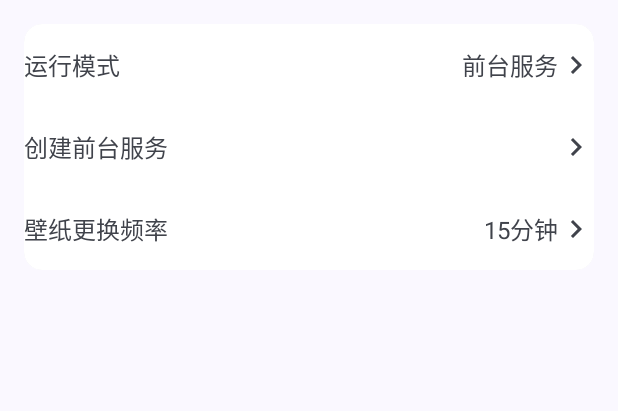
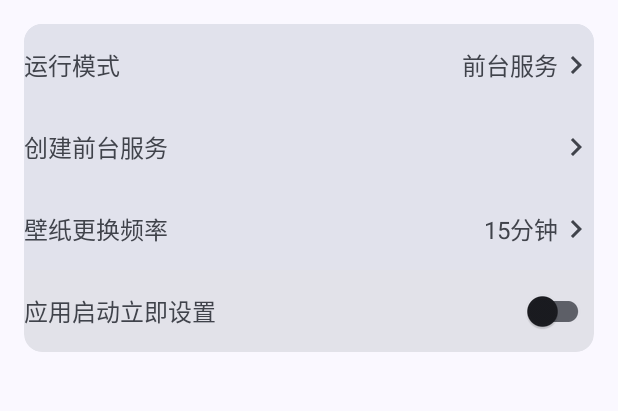
Before and after one commit to Yugle/smartisan_walllpaper, an Android app: the screen it shows after launch (MainActivity), on a phone screen of 412 x 824 dp, the part 228-639 px from its top. Run offline under Robolectric (Android 15) with nearby library versions, the phone set to English and light mode, and no system bars; our stand-ins replace data binding; libraries missing offline, so code that uses them is left out: android.view; 4 statements that could not run were skipped.

Commit message:
feat: add a switch

```diff
--- a/app/src/main/AndroidManifest.xml
+++ b/app/src/main/AndroidManifest.xml
@@ -25,7 +25,7 @@
             android:value="true" />
         <meta-data
             android:name="xposeddescription"
-            android:value="Easy example which makes the status bar clock red and adds a smiley" />
+            android:value="定时设置锤子壁纸" />
         <meta-data
             android:name="xposedminversion"
             android:value="53" />
--- a/app/src/main/java/com/yugle/smartisanwallpaper/BootBroadcastReceiver.kt
+++ b/app/src/main/java/com/yugle/smartisanwallpaper/BootBroadcastReceiver.kt
@@ -14,6 +14,7 @@ class BootBroadcastReceiver : BroadcastReceiver() {
 //                    MainActivity::class.java
 //                ).setFlags(Intent.FLAG_ACTIVITY_NEW_TASK)
 //            )
+            // TODO("Use WorkManager.")
             context?.startForegroundService(Intent(context, ChangeWallpaperService::class.java))
         }
     }
--- a/app/src/main/java/com/yugle/smartisanwallpaper/MainActivity.kt
+++ b/app/src/main/java/com/yugle/smartisanwallpaper/MainActivity.kt
@@ -2,6 +2,7 @@ package com.yugle.smartisanwallpaper
 
 import android.content.Intent
 import android.os.Bundle
+import android.util.Log
 import android.widget.Toast
 import androidx.appcompat.app.AppCompatActivity
 import androidx.appcompat.widget.PopupMenu
@@ -12,6 +13,7 @@ import com.google.android.material.dialog.MaterialAlertDialogBuilder
 import com.yugle.smartisanwallpaper.Utils.writeSetting
 import com.yugle.smartisanwallpaper.data.BaseItem
 import com.yugle.smartisanwallpaper.data.Settings
+import com.yugle.smartisanwallpaper.data.SwitchValue
 import com.yugle.smartisanwallpaper.databinding.ActivityMainBinding
 import com.yugle.smartisanwallpaper.service.ChangeWallpaperService
 import com.yugle.smartisanwallpaper.service.ChangeWallpaperService.Companion.SET_WALLPAPER_IMMEDIATELY_BROADCAST
@@ -24,6 +26,7 @@ class MainActivity : AppCompatActivity() {
 
     private var runningModeIsXposed = false
     private var changeFrequency = 900
+    private var changeImmediately = false
 
     override fun onCreate(savedInstanceState: Bundle?) {
         super.onCreate(savedInstanceState)
@@ -40,6 +43,7 @@ class MainActivity : AppCompatActivity() {
         setRunningModeItem()
         setSettingsItems()
         setChangeFrequencyItem()
+        setWhetherToSetWallpaperItem()
     }
 
     private fun setRunningModeItem() {
@@ -131,10 +135,29 @@ class MainActivity : AppCompatActivity() {
         }
     }
 
+    private fun setWhetherToSetWallpaperItem() {
+        val item = BaseItem(
+            itemTitle = "应用启动立即设置",
+            itemSwitch = if (changeImmediately) SwitchValue.TRUE else SwitchValue.FALSE
+        )
+        binding.changeAfterAppLaunched.item = item
+        binding.changeAfterAppLaunched.root.setOnClickListener {
+        }
+        binding.changeAfterAppLaunched.itemSuffixSwitch.setOnCheckedChangeListener { _, isChecked ->
+            writeSetting(
+                this,
+                Settings.CHANGE_IMMEDIATELY_SETTING_KEY,
+                isChecked
+            )
+        }
+    }
+
     private fun getSettings() {
         val settings = Utils.getSettings(this)
         runningModeIsXposed = settings.RUNNING_MODE_SETTING_KEY
         changeFrequency = settings.CHANGE_FREQUENCY_SETTING_KEY
+        changeImmediately = settings.CHANGE_IMMEDIATELY_SETTING_KEY
+        Log.d(TAG, "Settings are gotten: ${settings}.")
     }
 
     private fun startService() {
@@ -160,6 +183,8 @@ class MainActivity : AppCompatActivity() {
     }
 
     companion object {
+        private const val TAG = "MainActivity"
+
         val CHANGE_FREQUENCY_MAP = mapOf(
             "15分钟" to 900,
             "半小时" to 1800,
@@ -168,6 +193,7 @@ class MainActivity : AppCompatActivity() {
             "一天" to 86400,
         )
 
+        // TODO("放在数据库中")
         val SOURCE_LIST = listOf(
             "http://image.smartisan.com/wallpaper/Smartisan/cca5f63a416994534ef2e8d41f49d432.png",
             "http://image.smartisan.com/wallpaper/Smartisan/96009413c55a749f7a9d1f1a9255cd0f.png",
--- a/app/src/main/java/com/yugle/smartisanwallpaper/Utils.kt
+++ b/app/src/main/java/com/yugle/smartisanwallpaper/Utils.kt
@@ -54,7 +54,8 @@ object Utils {
         )
         return Settings(
             sharedPreferences.getBoolean(Settings.RUNNING_MODE_SETTING_KEY, false),
-            sharedPreferences.getInt(Settings.CHANGE_FREQUENCY_SETTING_KEY, 900)
+            sharedPreferences.getInt(Settings.CHANGE_FREQUENCY_SETTING_KEY, 900),
+            sharedPreferences.getBoolean(Settings.CHANGE_IMMEDIATELY_SETTING_KEY, false),
         )
     }
 
--- a/app/src/main/java/com/yugle/smartisanwallpaper/data/BaseItem.kt
+++ b/app/src/main/java/com/yugle/smartisanwallpaper/data/BaseItem.kt
@@ -7,5 +7,10 @@ data class BaseItem(
     val itemTitle: String,
     var itemValue: String? = null,
     val itemUnit: String? = null,
-    val itemSuffixIcon: Drawable? = null
+    val itemSuffixIcon: Drawable? = null,
+    val itemSwitch: SwitchValue = SwitchValue.NULL
 )
+
+enum class SwitchValue {
+    TRUE, FALSE, NULL
+}
--- a/app/src/main/java/com/yugle/smartisanwallpaper/data/Settings.kt
+++ b/app/src/main/java/com/yugle/smartisanwallpaper/data/Settings.kt
@@ -2,11 +2,13 @@ package com.yugle.smartisanwallpaper.data
 
 data class Settings(
     val RUNNING_MODE_SETTING_KEY: Boolean = false,
-    val CHANGE_FREQUENCY_SETTING_KEY: Int = 900
+    val CHANGE_FREQUENCY_SETTING_KEY: Int = 900,
+    val CHANGE_IMMEDIATELY_SETTING_KEY: Boolean = false,
 ) {
     companion object {
         const val RUNNING_MODE_SETTING_KEY =
             "running_mode" // true is xposed, false is front service
         const val CHANGE_FREQUENCY_SETTING_KEY = "change_frequency"
+        const val CHANGE_IMMEDIATELY_SETTING_KEY = "change_immediately"
     }
 }
--- a/app/src/main/java/com/yugle/smartisanwallpaper/service/ChangeWallpaperService.kt
+++ b/app/src/main/java/com/yugle/smartisanwallpaper/service/ChangeWallpaperService.kt
@@ -21,6 +21,7 @@ class ChangeWallpaperService : Service() {
 
     private var runningModeIsXposed = false
     private var changeFrequency = 900
+    private var changeImmediately = false
 
     private val timer by lazy {
         Timer()
@@ -38,10 +39,14 @@ class ChangeWallpaperService : Service() {
                 setWallpaper()
             }
         }
+        var delay = 5000L
         if (BuildConfig.DEBUG) {
-            timer.schedule(timerTask, 5000, 50000L)
+            timer.schedule(timerTask, delay, 50000L)
         } else {
-            timer.schedule(timerTask, 5000, changeFrequency * 1000L)
+            if (changeImmediately) {
+                delay = changeFrequency * 1000L
+            }
+            timer.schedule(timerTask, delay, changeFrequency * 1000L)
         }
     }
 
@@ -70,6 +75,7 @@ class ChangeWallpaperService : Service() {
         val settings = getSettings(this)
         runningModeIsXposed = settings.RUNNING_MODE_SETTING_KEY
         changeFrequency = settings.CHANGE_FREQUENCY_SETTING_KEY
+        changeImmediately = settings.CHANGE_IMMEDIATELY_SETTING_KEY
     }
 
     private fun setBroadcastReceiver() {
--- a/app/src/main/res/drawable/ripple.xml
+++ b/app/src/main/res/drawable/ripple.xml
@@ -4,5 +4,5 @@
 
     <item
         android:id="@+id/mask"
-        android:drawable="?attr/colorOnPrimary" />
+        android:drawable="?attr/colorSurfaceVariant" />
 </ripple>
--- a/app/src/main/res/layout/activity_main.xml
+++ b/app/src/main/res/layout/activity_main.xml
@@ -67,6 +67,10 @@
                         android:id="@+id/change_frequency_item"
                         layout="@layout/base_item" />
 
+                    <include
+                        android:id="@+id/change_after_app_launched"
+                        layout="@layout/base_item" />
+
                 </LinearLayout>
 
             </com.google.android.material.card.MaterialCardView>
--- a/app/src/main/res/layout/base_item.xml
+++ b/app/src/main/res/layout/base_item.xml
@@ -6,6 +6,8 @@
     <data>
 
         <import type="android.view.View" />
+
+        <import type="com.yugle.smartisanwallpaper.data.SwitchValue" />
 
         <variable
             name="item"
@@ -95,5 +97,16 @@
             app:layout_constraintTop_toTopOf="parent"
             app:tint="?attr/colorOnSurfaceVariant" />
 
+        <androidx.appcompat.widget.SwitchCompat
+            android:id="@+id/item_suffix_switch"
+            android:layout_width="wrap_content"
+            android:layout_height="wrap_content"
+            android:checked="@{item.itemSwitch == SwitchValue.TRUE ? true : false}"
+            android:visibility="@{item.itemSwitch != SwitchValue.NULL ? View.VISIBLE : View.GONE}"
+            app:layout_constraintBottom_toBottomOf="parent"
+            app:layout_constraintEnd_toEndOf="parent"
+            app:layout_constraintTop_toTopOf="parent"
+            app:tint="?attr/colorOnSurfaceVariant" />
+
     </androidx.constraintlayout.widget.ConstraintLayout>
 </layout>
```
